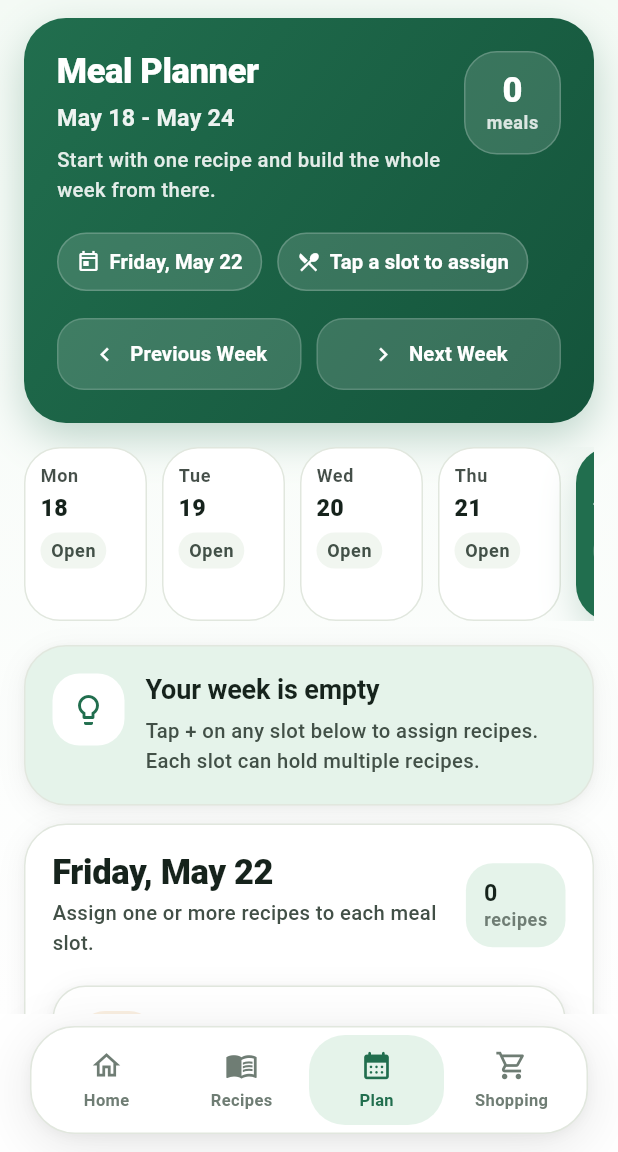
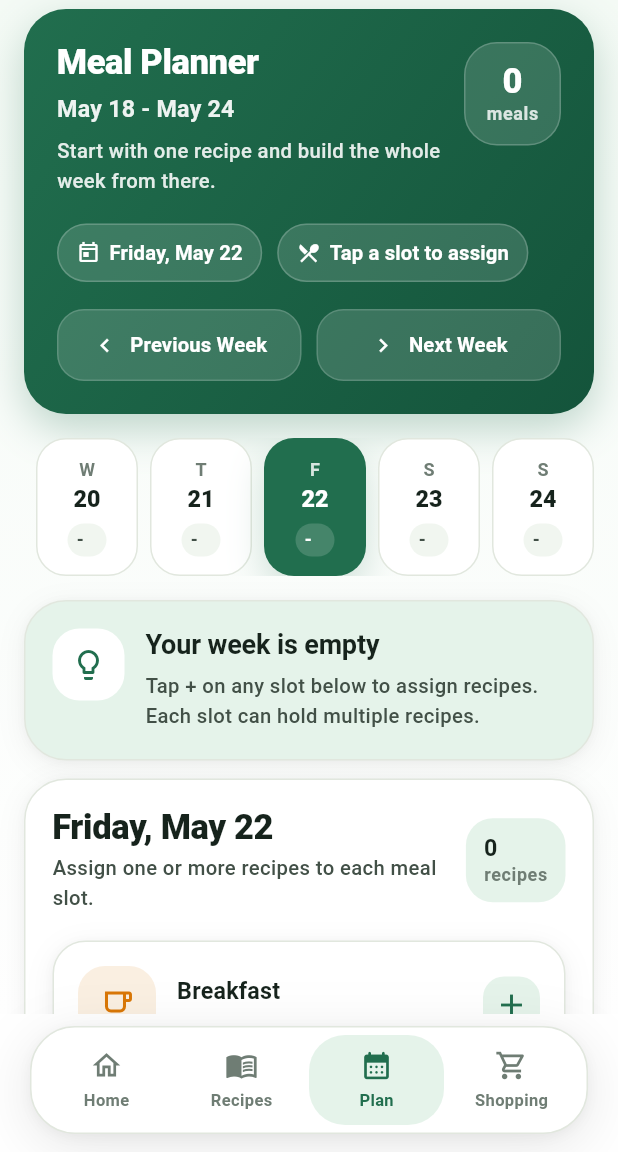
Before and after one commit to wassimhaoues/devmob_gestionrepas, a Flutter app: the DashboardPage screen opened by its route, item 3 of the bottom bar chosen, on a phone screen of 412 x 824 dp, the part 84-1236 px from its top. Run offline on Flutter 3.47's test engine with Material 3 defaults, Android fonts, the phone set to English and light mode, and no system bars; our stand-ins replace cloud_firestore, firebase_auth, firebase_core, firebase_storage, image_picker, shared_preferences; accounts and stored records are empty.

Commit message:
feat(meal-plan): improve weekday strip navigation

```diff
--- a/lib/views/mealplan/meal_plan_page.dart
+++ b/lib/views/mealplan/meal_plan_page.dart
@@ -287,7 +287,7 @@ class _PlannerHero extends StatelessWidget {
   }
 }
 
-class _WeekDayStrip extends StatelessWidget {
+class _WeekDayStrip extends StatefulWidget {
   const _WeekDayStrip({
     required this.week,
     required this.entries,
@@ -301,31 +301,94 @@ class _WeekDayStrip extends StatelessWidget {
   final ValueChanged<DateTime> onDaySelected;
 
   @override
+  State<_WeekDayStrip> createState() => _WeekDayStripState();
+}
+
+class _WeekDayStripState extends State<_WeekDayStrip> {
+  final ScrollController _scrollController = ScrollController();
+  late final List<GlobalKey> _dayKeys = List<GlobalKey>.generate(
+    7,
+    (_) => GlobalKey(),
+  );
+
+  @override
+  void initState() {
+    super.initState();
+    WidgetsBinding.instance.addPostFrameCallback((_) => _ensureSelectedVisible());
+  }
+
+  @override
+  void didUpdateWidget(covariant _WeekDayStrip oldWidget) {
+    super.didUpdateWidget(oldWidget);
+    if (!_isSameDate(oldWidget.selectedDay, widget.selectedDay) ||
+        oldWidget.week.startDate != widget.week.startDate) {
+      WidgetsBinding.instance.addPostFrameCallback(
+        (_) => _ensureSelectedVisible(),
+      );
+    }
+  }
+
+  @override
+  void dispose() {
+    _scrollController.dispose();
+    super.dispose();
+  }
+
+  Future<void> _ensureSelectedVisible() async {
+    if (!mounted || !_scrollController.hasClients) {
+      return;
+    }
+
+    final selectedIndex = widget.week.days.indexWhere(
+      (day) => _isSameDate(day, widget.selectedDay),
+    );
+    if (selectedIndex < 0 || selectedIndex >= _dayKeys.length) {
+      return;
+    }
+
+    final selectedContext = _dayKeys[selectedIndex].currentContext;
+    if (selectedContext == null) {
+      return;
+    }
+
+    await Scrollable.ensureVisible(
+      selectedContext,
+      alignment: 0.5,
+      duration: const Duration(milliseconds: 220),
+      curve: Curves.easeOutCubic,
+    );
+  }
+
+  @override
   Widget build(BuildContext context) {
     final today = DateTime.now();
     final todayNorm = DateTime(today.year, today.month, today.day);
 
     return SizedBox(
-      height: 116,
+      height: 92,
       child: ListView.separated(
+        controller: _scrollController,
         scrollDirection: Axis.horizontal,
         itemBuilder: (context, index) {
-          final day = week.days[index];
-          final isSelected = _isSameDate(day, selectedDay);
+          final day = widget.week.days[index];
+          final isSelected = _isSameDate(day, widget.selectedDay);
           final isToday = _isSameDate(day, todayNorm);
-          final entryCount = entries
+          final entryCount = widget.entries
               .where((entry) => _isSameDate(entry.date, day))
               .length;
-          return _DayPill(
-            day: day,
-            entryCount: entryCount,
-            isSelected: isSelected,
-            isToday: isToday,
-            onTap: () => onDaySelected(day),
+          return KeyedSubtree(
+            key: _dayKeys[index],
+            child: _DayPill(
+              day: day,
+              entryCount: entryCount,
+              isSelected: isSelected,
+              isToday: isToday,
+              onTap: () => widget.onDaySelected(day),
+            ),
           );
         },
-        separatorBuilder: (_, _) => const SizedBox(width: 10),
-        itemCount: week.days.length,
+        separatorBuilder: (_, _) => const SizedBox(width: 8),
+        itemCount: widget.week.days.length,
       ),
     );
   }
@@ -354,17 +417,22 @@ class _DayPill extends StatelessWidget {
         ? AppColors.primarySoft
         : Colors.white;
     final foregroundColor = isSelected ? Colors.white : AppColors.heading;
+    final captionColor = isSelected
+        ? Colors.white.withValues(alpha: 0.82)
+        : isToday
+        ? AppColors.primaryDark
+        : AppColors.muted;
 
     return InkWell(
       onTap: onTap,
-      borderRadius: BorderRadius.circular(24),
+      borderRadius: BorderRadius.circular(20),
       child: AnimatedContainer(
         duration: const Duration(milliseconds: 180),
-        width: 82,
-        padding: const EdgeInsets.symmetric(horizontal: 10, vertical: 10),
+        width: 68,
+        padding: const EdgeInsets.symmetric(horizontal: 8, vertical: 8),
         decoration: BoxDecoration(
           color: backgroundColor,
-          borderRadius: BorderRadius.circular(24),
+          borderRadius: BorderRadius.circular(20),
           border: Border.all(
             color: isSelected
                 ? Colors.transparent
@@ -383,15 +451,17 @@ class _DayPill extends StatelessWidget {
           ],
         ),
         child: Column(
-          crossAxisAlignment: CrossAxisAlignment.start,
+          mainAxisAlignment: MainAxisAlignment.center,
+          crossAxisAlignment: CrossAxisAlignment.center,
           children: <Widget>[
             Text(
-              _shortDay(day.weekday),
+              _shortDayLetter(day.weekday),
               style: Theme.of(context).textTheme.bodySmall?.copyWith(
-                color: foregroundColor.withValues(alpha: 0.8),
+                color: captionColor,
+                fontWeight: FontWeight.w700,
               ),
             ),
-            const SizedBox(height: 4),
+            const SizedBox(height: 2),
             Text(
               '${day.day}',
               style: Theme.of(context).textTheme.titleMedium?.copyWith(
@@ -401,7 +471,8 @@ class _DayPill extends StatelessWidget {
             ),
             const SizedBox(height: 6),
             Container(
-              padding: const EdgeInsets.symmetric(horizontal: 7, vertical: 4),
+              constraints: const BoxConstraints(minWidth: 26),
+              padding: const EdgeInsets.symmetric(horizontal: 6, vertical: 3),
               decoration: BoxDecoration(
                 color: isSelected
                     ? Colors.white.withValues(alpha: 0.16)
@@ -409,9 +480,10 @@ class _DayPill extends StatelessWidget {
                 borderRadius: BorderRadius.circular(999),
               ),
               child: Text(
-                entryCount == 0 ? 'Open' : '$entryCount',
+                entryCount == 0 ? '-' : '$entryCount',
                 style: Theme.of(context).textTheme.bodySmall?.copyWith(
                   color: isSelected ? Colors.white : AppColors.body,
+                  fontWeight: FontWeight.w700,
                 ),
               ),
             ),
@@ -811,8 +883,8 @@ IconData _iconForSlot(MealSlotType slotType) {
   }
 }
 
-String _shortDay(int weekday) {
-  const days = <String>['Mon', 'Tue', 'Wed', 'Thu', 'Fri', 'Sat', 'Sun'];
+String _shortDayLetter(int weekday) {
+  const days = <String>['M', 'T', 'W', 'T', 'F', 'S', 'S'];
   return days[weekday - 1];
 }
 
```
